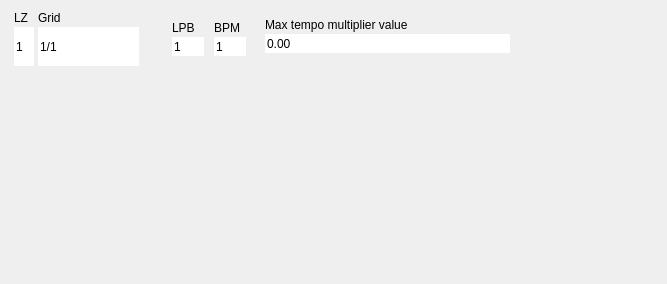
Qt form Qt/qt4_upperleft_widget.ui (kmatheussen/radium) before a commit.
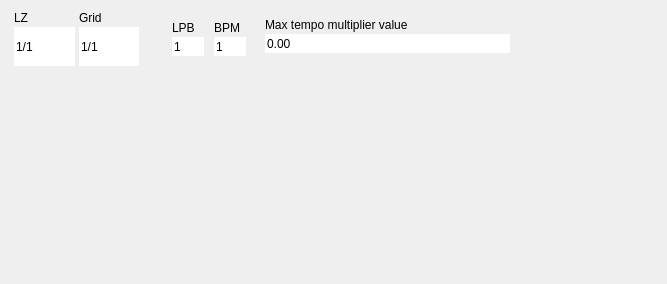
The same form after that commit.

```diff
--- a/Qt/qt4_upperleft_widget.ui
+++ b/Qt/qt4_upperleft_widget.ui
@@ -135,36 +135,30 @@
       </property>
      </widget>
     </item>
-    <item row="1" column="0">
-     <widget class="QSpinBox" name="lz">
+    <item row="1" column="2">
+     <widget class="QLineEdit" name="grid">
       <property name="sizePolicy">
-       <sizepolicy hsizetype="Fixed" vsizetype="Expanding">
-        <horstretch>1</horstretch>
+       <sizepolicy hsizetype="Expanding" vsizetype="Expanding">
+        <horstretch>3</horstretch>
         <verstretch>0</verstretch>
        </sizepolicy>
       </property>
-      <property name="maximumSize">
-       <size>
-        <width>20</width>
-        <height>16777215</height>
-       </size>
-      </property>
       <property name="toolTip">
-       <string>Line zoom (Keyboard shortcut: Right Shift + Up/Down)</string>
+       <string>Grid value. To circumvent grid, hold the CTRL key.</string>
+      </property>
+      <property name="inputMask">
+       <string/>
+      </property>
+      <property name="text">
+       <string>1/1</string>
       </property>
       <property name="frame">
        <bool>false</bool>
       </property>
-      <property name="buttonSymbols">
-       <enum>QAbstractSpinBox::NoButtons</enum>
-      </property>
-      <property name="minimum">
-       <number>1</number>
-      </property>
      </widget>
     </item>
-    <item row="1" column="2">
-     <widget class="QLineEdit" name="grid">
+    <item row="1" column="0">
+     <widget class="QLineEdit" name="lz">
       <property name="sizePolicy">
        <sizepolicy hsizetype="Expanding" vsizetype="Expanding">
         <horstretch>3</horstretch>
```
